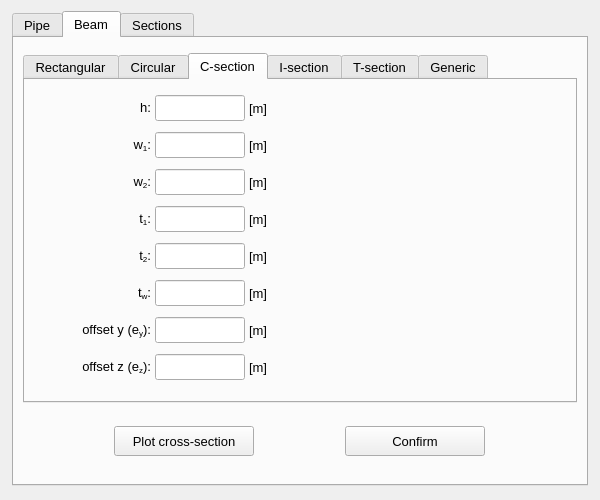
Above: pulse/interface/data/ui_files/model/setup/cross_section/cross_section_widget.ui from open-pulse/OpenPulse before the change. Below: the same form after it.
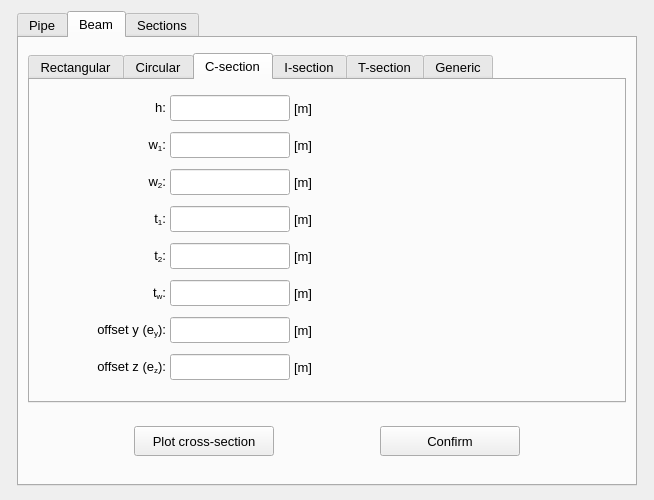
That is the form after the change. The open tabs and pages were chosen to show the change. Icons and pictures are not drawn.

Commit message: Refactoring the expansion joint and x-axis beam rotation classes

```diff
--- a/pulse/interface/data/ui_files/model/setup/cross_section/cross_section_widget.ui
+++ b/pulse/interface/data/ui_files/model/setup/cross_section/cross_section_widget.ui
@@ -6,7 +6,7 @@
    <rect>
     <x>0</x>
     <y>0</y>
-    <width>600</width>
+    <width>654</width>
     <height>500</height>
    </rect>
   </property>
@@ -30,7 +30,7 @@
      </property>
      <property name="maximumSize">
       <size>
-       <width>576</width>
+       <width>620</width>
        <height>475</height>
       </size>
      </property>
@@ -2557,106 +2557,6 @@
        <string>Beam</string>
       </attribute>
       <layout class="QGridLayout" name="gridLayout_33">
-       <item row="2" column="0" colspan="2">
-        <widget class="QFrame" name="frame_16">
-         <property name="minimumSize">
-          <size>
-           <width>0</width>
-           <height>52</height>
-          </size>
-         </property>
-         <property name="maximumSize">
-          <size>
-           <width>16777215</width>
-           <height>52</height>
-          </size>
-         </property>
-         <property name="frameShape">
-          <enum>QFrame::NoFrame</enum>
-         </property>
-         <property name="frameShadow">
-          <enum>QFrame::Raised</enum>
-         </property>
-         <layout class="QGridLayout" name="gridLayout_34">
-          <property name="leftMargin">
-           <number>4</number>
-          </property>
-          <property name="topMargin">
-           <number>4</number>
-          </property>
-          <property name="rightMargin">
-           <number>4</number>
-          </property>
-          <property name="bottomMargin">
-           <number>4</number>
-          </property>
-          <property name="spacing">
-           <number>4</number>
-          </property>
-          <item row="0" column="0">
-           <widget class="QPushButton" name="pushButton_plot_beam_cross_section">
-            <property name="minimumSize">
-             <size>
-              <width>140</width>
-              <height>30</height>
-             </size>
-            </property>
-            <property name="maximumSize">
-             <size>
-              <width>140</width>
-              <height>30</height>
-             </size>
-            </property>
-            <property name="font">
-             <font>
-              <family>MS Shell Dlg 2</family>
-              <pointsize>10</pointsize>
-              <weight>50</weight>
-              <italic>false</italic>
-              <bold>false</bold>
-             </font>
-            </property>
-            <property name="styleSheet">
-             <string notr="true"/>
-            </property>
-            <property name="text">
-             <string>Plot cross-section</string>
-            </property>
-           </widget>
-          </item>
-          <item row="0" column="1">
-           <widget class="QPushButton" name="pushButton_confirm_beam">
-            <property name="minimumSize">
-             <size>
-              <width>140</width>
-              <height>30</height>
-             </size>
-            </property>
-            <property name="maximumSize">
-             <size>
-              <width>140</width>
-              <height>30</height>
-             </size>
-            </property>
-            <property name="font">
-             <font>
-              <pointsize>10</pointsize>
-             </font>
-            </property>
-            <property name="styleSheet">
-             <string notr="true"/>
-            </property>
-            <property name="text">
-             <string>Confirm</string>
-            </property>
-            <property name="shortcut">
-             <string>Ctrl+Return</string>
-            </property>
-           </widget>
-          </item>
-         </layout>
-        </widget>
-       </item>
        <item row="1" column="0">
         <widget class="QTabWidget" name="tabWidget_beam_section">
          <property name="minimumSize">
@@ -2667,7 +2567,7 @@
          </property>
          <property name="maximumSize">
           <size>
-           <width>554</width>
+           <width>620</width>
            <height>350</height>
           </size>
          </property>
@@ -3772,13 +3672,13 @@
                <widget class="QLineEdit" name="lineEdit_height_C_section">
                 <property name="minimumSize">
                  <size>
-                  <width>90</width>
+                  <width>120</width>
                   <height>26</height>
                  </size>
                 </property>
                 <property name="maximumSize">
                  <size>
-                  <width>90</width>
+                  <width>120</width>
                   <height>26</height>
                  </size>
                 </property>
@@ -3811,13 +3711,13 @@
                <widget class="QLabel" name="label_121">
                 <property name="minimumSize">
                  <size>
-                  <width>35</width>
+                  <width>30</width>
                   <height>26</height>
                  </size>
                 </property>
                 <property name="maximumSize">
                  <size>
-                  <width>35</width>
+                  <width>30</width>
                   <height>26</height>
                  </size>
                 </property>
@@ -3838,13 +3738,13 @@
                <widget class="QLabel" name="label_122">
                 <property name="minimumSize">
                  <size>
-                  <width>35</width>
+                  <width>30</width>
                   <height>26</height>
                  </size>
                 </property>
                 <property name="maximumSize">
                  <size>
-                  <width>35</width>
+                  <width>30</width>
                   <height>26</height>
                  </size>
                 </property>
@@ -3892,13 +3792,13 @@
                <widget class="QLineEdit" name="lineEdit_w1_C_section">
                 <property name="minimumSize">
                  <size>
-                  <width>90</width>
+                  <width>120</width>
                   <height>24</height>
                  </size>
                 </property>
                 <property name="maximumSize">
                  <size>
-                  <width>90</width>
+                  <width>120</width>
                   <height>26</height>
                  </size>
                 </property>
@@ -3931,13 +3831,13 @@
                <widget class="QLineEdit" name="lineEdit_w2_C_section">
                 <property name="minimumSize">
                  <size>
-                  <width>90</width>
+                  <width>120</width>
                   <height>24</height>
                  </size>
                 </property>
                 <property name="maximumSize">
                  <size>
-                  <width>90</width>
+                  <width>120</width>
                   <height>26</height>
                  </size>
                 </property>
@@ -3970,13 +3870,13 @@
                <widget class="QLabel" name="label_123">
                 <property name="minimumSize">
                  <size>
-                  <width>35</width>
+                  <width>30</width>
                   <height>26</height>
                  </size>
                 </property>
                 <property name="maximumSize">
                  <size>
-                  <width>35</width>
+                  <width>30</width>
                   <height>26</height>
                  </size>
                 </property>
@@ -4024,13 +3924,13 @@
                <widget class="QLineEdit" name="lineEdit_t1_C_section">
                 <property name="minimumSize">
                  <size>
-                  <width>90</width>
+                  <width>120</width>
                   <height>24</height>
                  </size>
                 </property>
                 <property name="maximumSize">
                  <size>
-                  <width>90</width>
+                  <width>120</width>
                   <height>26</height>
                  </size>
                 </property>
@@ -4063,13 +3963,13 @@
                <widget class="QLineEdit" name="lineEdit_t2_C_section">
                 <property name="minimumSize">
                  <size>
-                  <width>90</width>
+                  <width>120</width>
                   <height>24</height>
                  </size>
                 </property>
                 <property name="maximumSize">
                  <size>
-                  <width>90</width>
+                  <width>120</width>
                   <height>26</height>
                  </size>
                 </property>
@@ -4129,13 +4029,13 @@
                <widget class="QLabel" name="label_124">
                 <property name="minimumSize">
                  <size>
-                  <width>35</width>
+                  <width>30</width>
                   <height>26</height>
                  </size>
                 </property>
                 <property name="maximumSize">
                  <size>
-                  <width>35</width>
+                  <width>30</width>
                   <height>26</height>
                  </size>
                 </property>
@@ -4156,13 +4056,13 @@
                <widget class="QLineEdit" name="lineEdit_tw_C_section">
                 <property name="minimumSize">
                  <size>
-                  <width>90</width>
+                  <width>120</width>
                   <height>24</height>
                  </size>
                 </property>
                 <property name="maximumSize">
                  <size>
-                  <width>90</width>
+                  <width>120</width>
                   <height>26</height>
                  </size>
                 </property>
@@ -4195,13 +4095,13 @@
                <widget class="QLabel" name="label_125">
                 <property name="minimumSize">
                  <size>
-                  <width>35</width>
+                  <width>30</width>
                   <height>26</height>
                  </size>
                 </property>
                 <property name="maximumSize">
                  <size>
-                  <width>35</width>
+                  <width>30</width>
                   <height>26</height>
                  </size>
                 </property>
@@ -4276,13 +4176,13 @@
                <widget class="QLineEdit" name="lineEdit_offsety_C_section">
                 <property name="minimumSize">
                  <size>
-                  <width>90</width>
+                  <width>120</width>
                   <height>26</height>
                  </size>
                 </property>
                 <property name="maximumSize">
                  <size>
-                  <width>90</width>
+                  <width>120</width>
                   <height>26</height>
                  </size>
                 </property>
@@ -4315,13 +4215,13 @@
                <widget class="QLabel" name="label_126">
                 <property name="minimumSize">
                  <size>
-                  <width>35</width>
+                  <width>30</width>
                   <height>26</height>
                  </size>
                 </property>
                 <property name="maximumSize">
                  <size>
-                  <width>35</width>
+                  <width>30</width>
                   <height>26</height>
                  </size>
                 </property>
@@ -4342,13 +4242,13 @@
                <widget class="QLineEdit" name="lineEdit_offsetz_C_section">
                 <property name="minimumSize">
                  <size>
-                  <width>90</width>
+                  <width>120</width>
                   <height>26</height>
                  </size>
                 </property>
                 <property name="maximumSize">
                  <size>
-                  <width>90</width>
+                  <width>120</width>
                   <height>26</height>
                  </size>
                 </property>
@@ -4381,13 +4281,13 @@
                <widget class="QLabel" name="label_128">
                 <property name="minimumSize">
                  <size>
-                  <width>35</width>
+                  <width>30</width>
                   <height>26</height>
                  </size>
                 </property>
                 <property name="maximumSize">
                  <size>
-                  <width>35</width>
+                  <width>30</width>
                   <height>26</height>
                  </size>
                 </property>
@@ -4435,13 +4335,13 @@
                <widget class="QLabel" name="label_129">
                 <property name="minimumSize">
                  <size>
-                  <width>35</width>
+                  <width>30</width>
                   <height>26</height>
                  </size>
                 </property>
                 <property name="maximumSize">
                  <size>
-                  <width>35</width>
+                  <width>30</width>
                   <height>26</height>
                  </size>
                 </property>
@@ -6409,6 +6309,106 @@
          </widget>
         </widget>
        </item>
+       <item row="2" column="0">
+        <widget class="QFrame" name="frame_16">
+         <property name="minimumSize">
+          <size>
+           <width>0</width>
+           <height>52</height>
+          </size>
+         </property>
+         <property name="maximumSize">
+          <size>
+           <width>16777215</width>
+           <height>52</height>
+          </size>
+         </property>
+         <property name="frameShape">
+          <enum>QFrame::NoFrame</enum>
+         </property>
+         <property name="frameShadow">
+          <enum>QFrame::Raised</enum>
+         </property>
+         <layout class="QGridLayout" name="gridLayout_34">
+          <property name="leftMargin">
+           <number>4</number>
+          </property>
+          <property name="topMargin">
+           <number>4</number>
+          </property>
+          <property name="rightMargin">
+           <number>4</number>
+          </property>
+          <property name="bottomMargin">
+           <number>4</number>
+          </property>
+          <property name="spacing">
+           <number>4</number>
+          </property>
+          <item row="0" column="0">
+           <widget class="QPushButton" name="pushButton_plot_beam_cross_section">
+            <property name="minimumSize">
+             <size>
+              <width>140</width>
+              <height>30</height>
+             </size>
+            </property>
+            <property name="maximumSize">
+             <size>
+              <width>140</width>
+              <height>30</height>
+             </size>
+            </property>
+            <property name="font">
+             <font>
+              <family>MS Shell Dlg 2</family>
+              <pointsize>10</pointsize>
+              <weight>50</weight>
+              <italic>false</italic>
+              <bold>false</bold>
+             </font>
+            </property>
+            <property name="styleSheet">
+             <string notr="true"/>
+            </property>
+            <property name="text">
+             <string>Plot cross-section</string>
+            </property>
+           </widget>
+          </item>
+          <item row="0" column="1">
+           <widget class="QPushButton" name="pushButton_confirm_beam">
+            <property name="minimumSize">
+             <size>
+              <width>140</width>
+              <height>30</height>
+             </size>
+            </property>
+            <property name="maximumSize">
+             <size>
+              <width>140</width>
+              <height>30</height>
+             </size>
+            </property>
+            <property name="font">
+             <font>
+              <pointsize>10</pointsize>
+             </font>
+            </property>
+            <property name="styleSheet">
+             <string notr="true"/>
+            </property>
+            <property name="text">
+             <string>Confirm</string>
+            </property>
+            <property name="shortcut">
+             <string>Ctrl+Return</string>
+            </property>
+           </widget>
+          </item>
+         </layout>
+        </widget>
+       </item>
       </layout>
      </widget>
      <widget class="QWidget" name="tab_sections">
```
Left out of the diff: 348 changed lines with no effect on the pictures. The commit also changes 35 other files.
